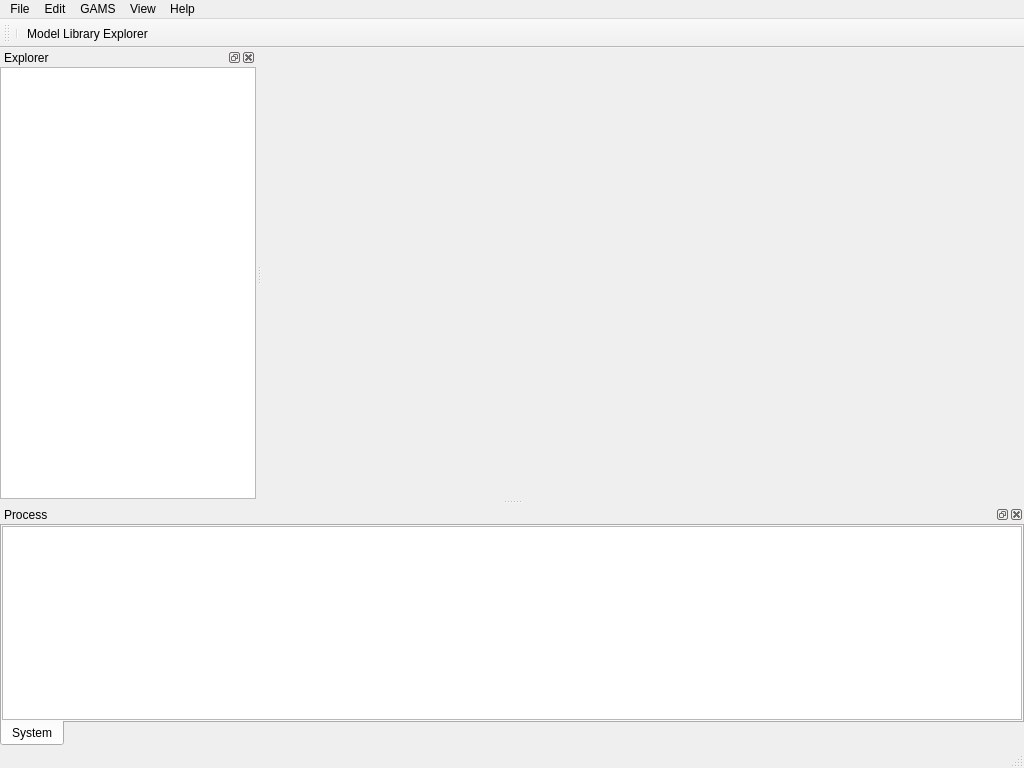
Before: the Qt Designer form src/mainwindow.ui in GAMS-dev/studio, drawn with Qt 5.
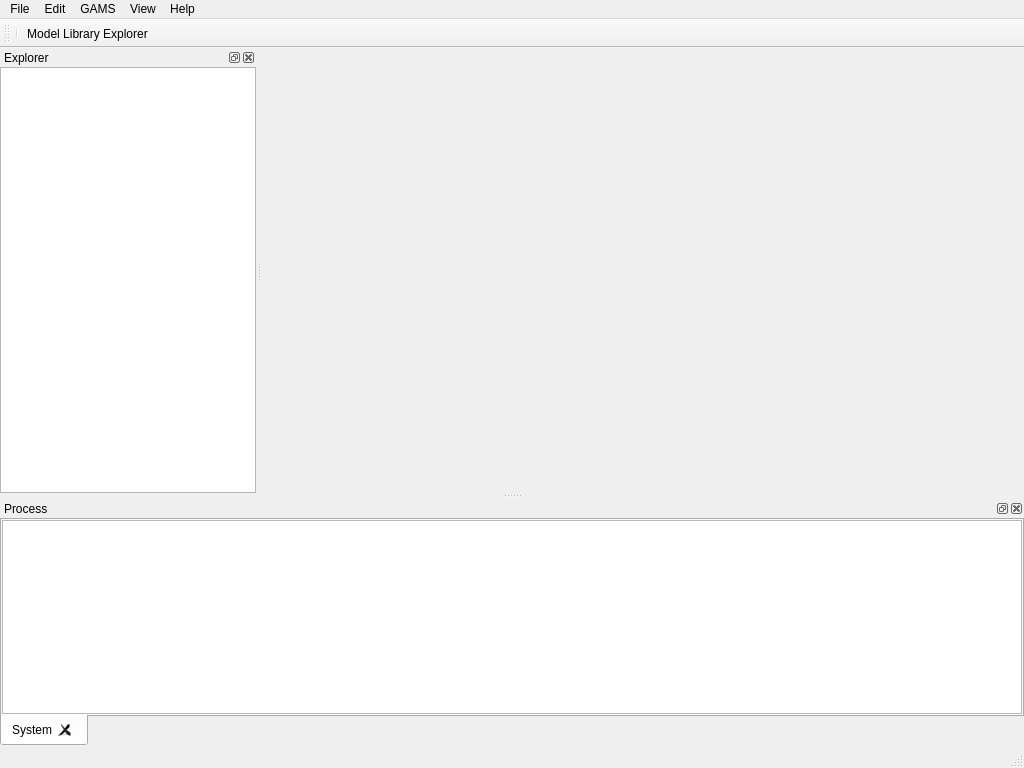
After: the same form once the commit is applied. Icons and pictures are not drawn.

Commit message: log-tabs can be closed now

```diff
--- a/src/mainwindow.ui
+++ b/src/mainwindow.ui
@@ -258,6 +258,12 @@
        <property name="tabPosition">
         <enum>QTabWidget::South</enum>
        </property>
+       <property name="tabsClosable">
+        <bool>true</bool>
+       </property>
+       <property name="movable">
+        <bool>true</bool>
+       </property>
        <widget class="QWidget" name="log">
         <attribute name="title">
          <string>System</string>
```
The commit also changes 4 other files.
